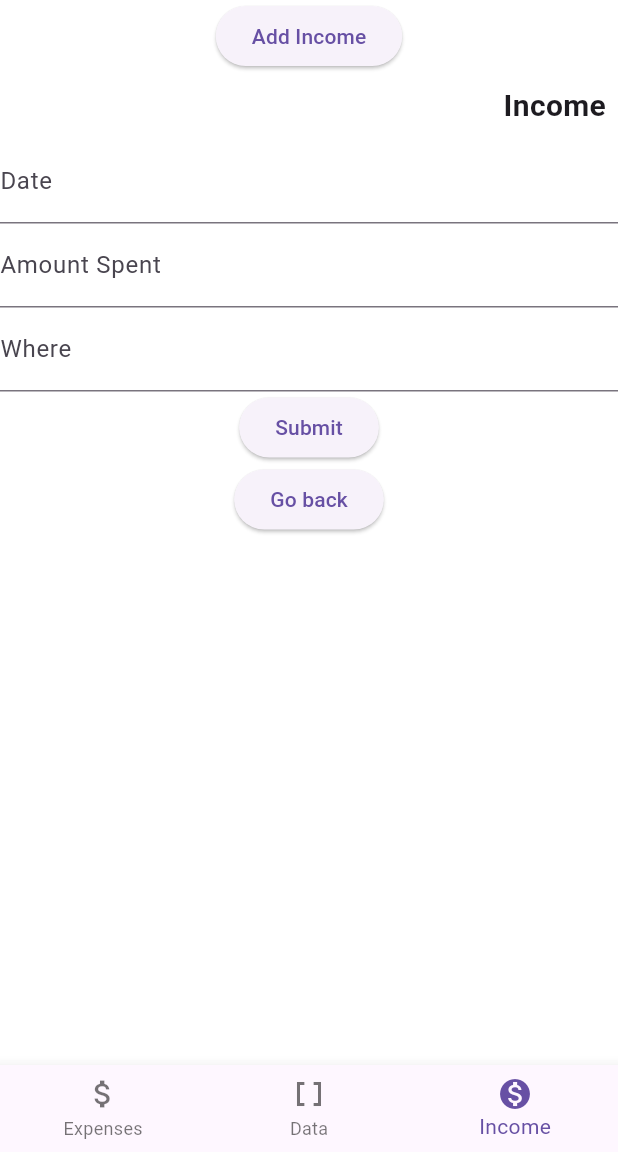
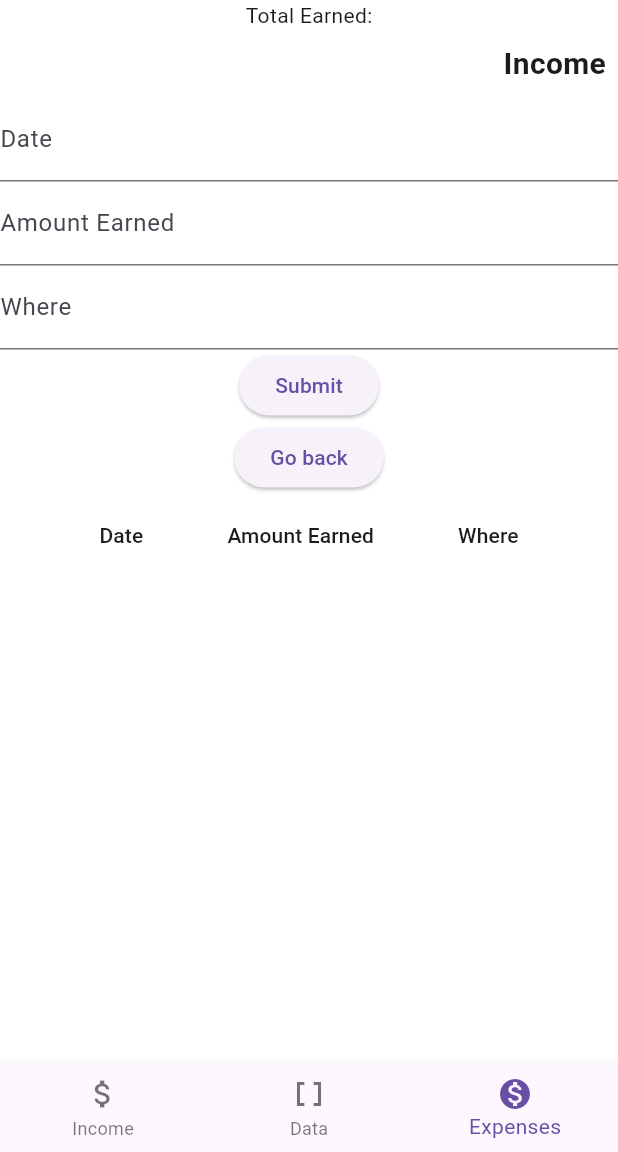
Before and after one commit to ihedwards/MoneyWoman, a Flutter app: the screen it shows after launch, item 3 of the bottom bar chosen, after a tap on "Add Income", on a phone screen of 412 x 824 dp, the part 84-1236 px from its top. Run offline on Flutter 3.47's test engine with Material 3 defaults, Android fonts, the phone set to English and light mode, and no system bars.

Commit message:
1/16/24
Allowed add income button to go away when click and come back when form goes away, and started building data page

```diff
--- a/lib/main.dart
+++ b/lib/main.dart
@@ -10,7 +10,7 @@ class MyApp extends StatelessWidget {
   @override
   Widget build(BuildContext context) {
     return MaterialApp(
-      title: 'Full Stack Programming Assistance',
+      title: 'Ella is trying her best',
       theme: ThemeData(
         primarySwatch: Colors.blueGrey,
       ),
@@ -32,9 +32,9 @@ class MyHomePage extends StatefulWidget {
 class _MyHomePageState extends State<MyHomePage> {
   int _currentIndex = 0;
   final List<Widget> _pages = [
+    const Expenses(),
+    const Data(),
     const Income(),
-    const Data(),
-    const Expenses(),
   ];
 
   @override
@@ -53,10 +53,10 @@ class _MyHomePageState extends State<MyHomePage> {
         },
         items: const [
           BottomNavigationBarItem(
-              icon: Icon(Icons.attach_money), label: 'Expenses'),
+              icon: Icon(Icons.attach_money), label: 'Income'),
           BottomNavigationBarItem(icon: Icon(Icons.data_array), label: 'Data'),
           BottomNavigationBarItem(
-              icon: Icon(Icons.monetization_on), label: 'Income'),
+              icon: Icon(Icons.monetization_on), label: 'Expenses'),
         ],
       ),
     );
@@ -85,24 +85,40 @@ class _ExpensesState extends State<Expenses> {
     return Container(
       color: Colors.white,
       child: Center(
-          child: Align(
-            alignment: Alignment.topLeft,
           child: Column(
             children: [
               ElevatedButton(
                 onPressed: _toggleFormVisibility,
-                  child: const Text('Add Income'),
+                child: const Text('Add Expnese'),
+
+              ),
+               RichText(
+                text: TextSpan(
+                  text: 'Total Spent:',
+                  style: DefaultTextStyle.of(context).style,
+                )
               ),
               if (showForm)
                 MyCustomForm(
-                    title: 'Income',
+                  title: 'Expenses',
                   fields: const ['Date', 'Amount Spent', 'Where'],
                   onFormClosed: _toggleFormVisibility,
+                ),
+              Visibility(
+                visible: true,
+                child: DataTable(
+                  columns: const [
+                    DataColumn(label: Text('Date')),
+                    DataColumn(label: Text('Amount Earned')),
+                    DataColumn(label: Text('Where')),
+                  ],
+                  rows: const [],
+                ),
               ),
             ],
           ),
         ),
-        ));
+      );
   }
 }
 
@@ -113,13 +129,28 @@ class Data extends StatelessWidget {
   Widget build(BuildContext context) {
     return Container(
       color: Colors.white,
-      child: const Center(
-        child: Text(
-          'History',
-          style: TextStyle(fontSize: 30),
+      child: Center(
+          child: Column(
+            children:[
+          const Text(
+            '  Data',
+            style: TextStyle(fontSize: 20),
           ),
+          Row(
+            children: [
+            RichText(
+              text: TextSpan(
+              text: "Total Expenses:",
+              style: DefaultTextStyle.of(context).style,
+ )),
+            RichText(
+              text: TextSpan(
+              text: "Total Income:",
+              style: DefaultTextStyle.of(context).style,
+ ))
+        ]),]
       ),
-    );
+    ));
   }
 }
 
@@ -133,10 +164,23 @@ class Income extends StatefulWidget {
 
 class _IncomeState extends State<Income> {
   bool showForm = false;
+  bool isButtonVisible = true;
 
   void _toggleFormVisibility() {
     setState(() {
       showForm = !showForm;
+    });
+  }
+
+  void hideButton() {
+    setState(() {
+      isButtonVisible = false;
+    });
+  }
+
+  void showButton() {
+    setState(() {
+      isButtonVisible = true;
     });
   }
 
@@ -145,22 +189,47 @@ class _IncomeState extends State<Income> {
     return Container(
       color: Colors.white,
       child: Center(
-        child: Align(
-          alignment: Alignment.topLeft,
         child: Column(
           children: [
-              ElevatedButton(
-                onPressed: _toggleFormVisibility,
-                child: const Text('Add Expense'),
+            Visibility(
+              visible: isButtonVisible,
+              child: ElevatedButton(
+                onPressed: () {
+                  _toggleFormVisibility();
+                  hideButton();
+                },
+                child: const Text('Add Income'),
+              ),
+            ),
+            RichText(
+              text: TextSpan(
+                text: 'Total Earned:',
+                style: DefaultTextStyle.of(context).style,
+              ),
             ),
             if (showForm)
               MyCustomForm(
-                  title: 'Expenses',
+                title: 'Income',
                 fields: const ['Date', 'Amount Earned', 'Where'],
-                  onFormClosed: _toggleFormVisibility,
+                onFormClosed: () {
+                  setState(() {
+                    _toggleFormVisibility();
+                    showButton();
+                  });
+                },
+              ),
+            Visibility(
+              visible: true,
+              child: DataTable(
+                columns: const [
+                  DataColumn(label: Text('Date')),
+                  DataColumn(label: Text('Amount Earned')),
+                  DataColumn(label: Text('Where')),
+                ],
+                rows: const [],
+              ),
             ),
           ],
-          ),
         ),
       ),
     );
@@ -199,7 +268,8 @@ class MyCustomFormState extends State<MyCustomForm> {
   Widget build(BuildContext context) {
     return Form(
       key: _formKey,
-        child: Column(children: <Widget>[
+      child: Column(
+        children: <Widget>[
           Padding(
             padding: const EdgeInsets.all(8.0),
             child: Row(
@@ -249,18 +319,8 @@ class MyCustomFormState extends State<MyCustomForm> {
               widget.onFormClosed(); // Notify that the form is closed
             },
           ),
-          if (tableData.isNotEmpty)
-            DataTable(
-              columns: widget.fields.map<DataColumn>((String field) {
-                return DataColumn(label: Text(field));
-              }).toList(),
-              rows: tableData.map<DataRow>((Map<String, String> data) {
-                return DataRow(cells: [
-                  for (int i = 0; i < widget.fields.length; i++)
-                    DataCell(Text(data[widget.fields[i]]!)),
-                ]);
-              }).toList(), // Convert the Iterable<DataRow> to List<DataRow>
-            )
-        ]));
+        ],
+      ),
+    );
   }
 }
```
Lines whose indentation alone changed are shown as unchanged.
